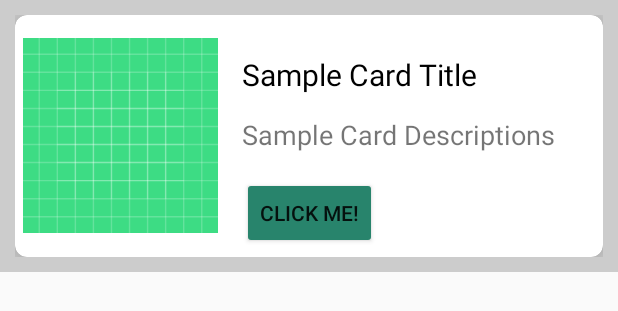
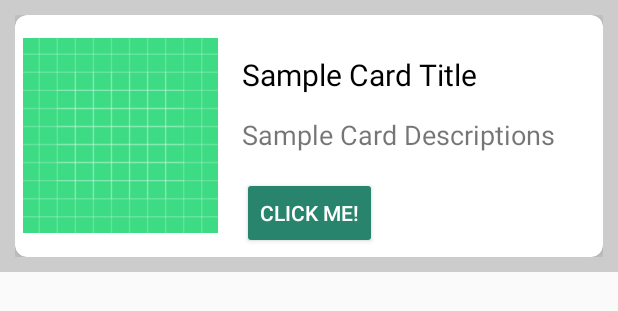
Before and after one commit to Subject-Planner/Subject-Planner-App, an Android app: the layout cards_view.xml on its own in the app's theme, with its tools: preview values and no code run, on a phone screen of 412 x 824 dp. Shown: the top 311 px of the screen. Run offline under Robolectric (Android 15) with nearby library versions, the phone set to English and light mode, and no system bars.

Commit message:
changed colors

```diff
--- a/app/src/main/res/layout/cards_view.xml
+++ b/app/src/main/res/layout/cards_view.xml
@@ -71,6 +71,7 @@
                 app:layout_constraintStart_toEndOf="@+id/imageView"
                 app:layout_constraintTop_toBottomOf="@+id/textDesc"
                 android:layout_marginTop="16dp"
+                android:textColor="@color/white"
                 android:layout_marginStart="16dp"
                 android:layout_marginEnd="8dp"/>
         </androidx.constraintlayout.widget.ConstraintLayout>
--- a/app/src/main/res/values/colors.xml
+++ b/app/src/main/res/values/colors.xml
@@ -17,7 +17,6 @@
     <color name="primary_text">#565B65</color>
     <color name="secondry_text">#9B9A9D</color>
     <color name="dashboard_item_1">#2CC2EA</color>
-    <color name="buttonColor">#28846c</color>
 
     <color name="hippieBlue">#4f91aa</color>
 
```
